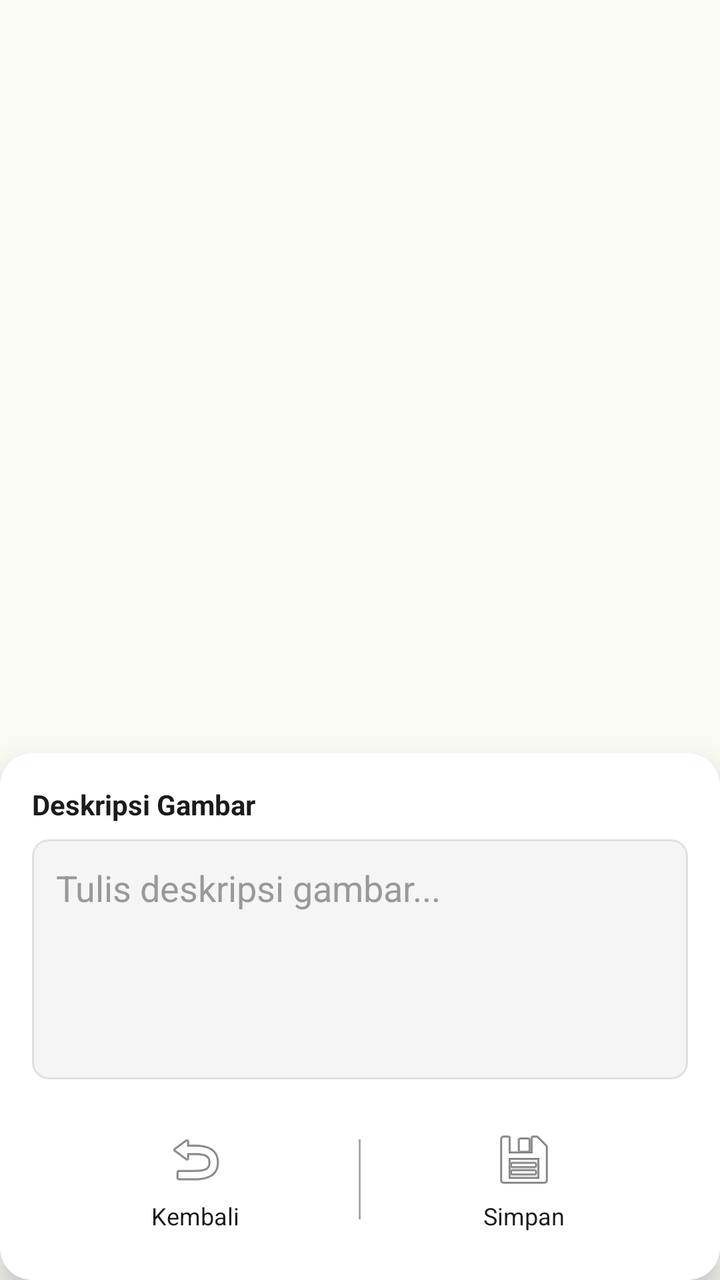
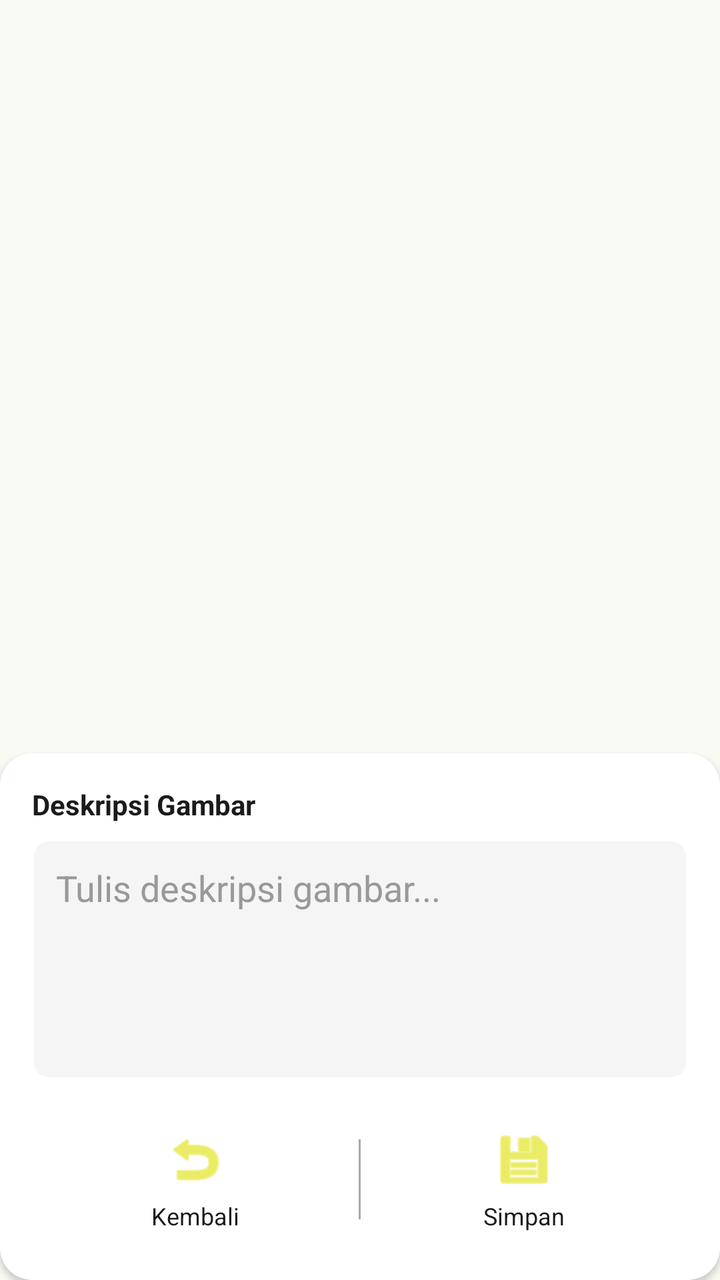

Two renders of the same Android screen: before a commit and after it. Below are the layout's source before the change and the commit's diff.
<!-- AndroidManifest.xml: application theme Theme.MaizeLeaf -->
<!-- res/layout/activity_preview_posting.xml -->
<?xml version="1.0" encoding="utf-8"?>
<androidx.constraintlayout.widget.ConstraintLayout xmlns:android="http://schemas.android.com/apk/res/android"
    xmlns:app="http://schemas.android.com/apk/res-auto"
    xmlns:tools="http://schemas.android.com/tools"
    android:id="@+id/main"
    android:layout_width="match_parent"
    android:layout_height="match_parent"
    tools:context=".ui.addPosting.PreviewPostingActivity">

    <ImageView
        android:id="@+id/preview_image_view"
        android:layout_width="match_parent"
        android:layout_height="0dp"
        android:contentDescription="image_preview"
        android:scaleType="centerCrop"
        app:layout_constraintBottom_toTopOf="@id/bottom_background"
        app:layout_constraintTop_toTopOf="parent" />

    <androidx.cardview.widget.CardView
        android:id="@+id/bottom_background"
        android:layout_width="match_parent"
        android:layout_height="wrap_content"
        app:cardCornerRadius="16dp"
        app:cardElevation="8dp"
        app:cardBackgroundColor="#FFFFFF"
        app:layout_constraintBottom_toBottomOf="parent"
        app:layout_constraintEnd_toEndOf="parent"
        app:layout_constraintStart_toStartOf="parent">

        <LinearLayout
            android:layout_width="match_parent"
            android:layout_height="wrap_content"
            android:orientation="vertical"
            android:padding="16dp">

            <TextView
                android:layout_width="wrap_content"
                android:layout_height="wrap_content"
                android:layout_marginBottom="8dp"
                android:textColor="#1B1B1B"
                android:text="@string/deskripsi_gambar"
                android:textSize="14sp"
                android:textStyle="bold" />

            <EditText
                android:id="@+id/et_description"
                android:layout_width="match_parent"
                android:layout_height="120dp"
                android:background="@drawable/bg_edittext"
                android:gravity="top|start"
                android:hint="@string/tulis_deskripsi_gambar"
                android:textColorHint="#999999"
                android:textColor="#1B1B1B"
                android:inputType="textMultiLine"
                android:padding="12dp"
                android:scrollbars="vertical"
                android:overScrollMode="always" />

            <LinearLayout
                android:layout_width="match_parent"
                android:layout_height="wrap_content"
                android:layout_marginTop="16dp"
                android:gravity="center"
                android:orientation="horizontal">

                <LinearLayout
                    android:id="@+id/btn_back"
                    android:layout_width="0dp"
                    android:layout_height="wrap_content"
                    android:layout_weight="1"
                    android:gravity="center"
                    android:orientation="vertical"
                    android:padding="8dp">

                    <ImageView
                        android:layout_width="32dp"
                        android:layout_height="32dp"
                        android:contentDescription="@string/back"
                        android:src="@android:drawable/ic_menu_revert" />

                    <TextView
                        android:layout_width="wrap_content"
                        android:layout_height="wrap_content"
                        android:layout_marginTop="4dp"
                        android:textColor="#1B1B1B"
                        android:text="@string/kembali"
                        android:textSize="12sp" />

                </LinearLayout>

                <View
                    android:layout_width="1dp"
                    android:layout_height="40dp"
                    android:background="@android:color/darker_gray" />

                <LinearLayout
                    android:id="@+id/btn_save"
                    android:layout_width="0dp"
                    android:layout_height="wrap_content"
                    android:layout_weight="1"
                    android:gravity="center"
                    android:orientation="vertical"
                    android:padding="8dp">

                    <ImageView
                        android:layout_width="32dp"
                        android:layout_height="32dp"
                        android:contentDescription="save"
                        android:src="@android:drawable/ic_menu_save" />

                    <TextView
                        android:layout_width="wrap_content"
                        android:layout_height="wrap_content"
                        android:layout_marginTop="4dp"
                        android:textColor="#1B1B1B"
                        android:text="@string/simpan"
                        android:textSize="12sp" />

                </LinearLayout>

            </LinearLayout>

        </LinearLayout>

    </androidx.cardview.widget.CardView>

</androidx.constraintlayout.widget.ConstraintLayout>
<!-- resources referenced by this layout -->
<resources>
  <!-- drawable bg_edittext (drawable) -->
  <?xml version="1.0" encoding="utf-8"?>
  <shape xmlns:android="http://schemas.android.com/apk/res/android">
      <solid android:color="#F5F5F5" />
      <corners android:radius="8dp" />
      <stroke
          android:width="1dp"
          android:color="#E0E0E0" />
  </shape>
  <string name="back">back</string>
  <string name="deskripsi_gambar">Deskripsi Gambar</string>
  <string name="kembali">Kembali</string>
  <string name="simpan">Simpan</string>
  <string name="tulis_deskripsi_gambar">Tulis deskripsi gambar...</string>
  <style name="Theme.MaizeLeaf" parent="Theme.MaterialComponents.DayNight">
          
          <item name="colorPrimary">@color/yellow</item>
          <item name="colorPrimaryVariant">#D6C761</item>
          <item name="colorOnPrimary">@color/white</item>
          
          <item name="android:statusBarColor">?attr/colorPrimaryVariant</item>
          
          
          <item name="colorSecondary">#4CAF50</item>
          <item name="colorSecondaryVariant">#388E3C</item>
          <item name="colorOnSecondary">@color/white</item>
  
          
          <item name="android:colorBackground">#FAFAF5</item>
          <item name="colorSurface">#FFFFFF</item>
          <item name="colorOnBackground">#1F1F1F</item>
          <item name="colorOnSurface">#1B1B1B</item>
  
          
          <item name="colorError">#B00020</item>
          <item name="colorOnError">@color/white</item>
  
          
          <item name="android:textColorPrimary">#1B1B1B</item>
          <item name="android:textColorSecondary">#5C5C5C</item>
  
      </style>
  <color name="yellow">#F1DB48</color>
  <color name="white">#FFFFFFFF</color>
</resources>

<!-- the commit's change to res/layout/activity_preview_posting.xml (unified diff, before → after) -->
@@ -21,8 +21,7 @@
         android:layout_width="match_parent"
         android:layout_height="wrap_content"
         app:cardCornerRadius="16dp"
-        app:cardElevation="8dp"
-        app:cardBackgroundColor="#FFFFFF"
+
         app:layout_constraintBottom_toBottomOf="parent"
         app:layout_constraintEnd_toEndOf="parent"
         app:layout_constraintStart_toStartOf="parent">
@@ -37,7 +36,7 @@
                 android:layout_width="wrap_content"
                 android:layout_height="wrap_content"
                 android:layout_marginBottom="8dp"
-                android:textColor="#1B1B1B"
+                android:textColor="?attr/colorOnSurface"
                 android:text="@string/deskripsi_gambar"
                 android:textSize="14sp"
                 android:textStyle="bold" />
@@ -75,6 +74,7 @@
                     <ImageView
                         android:layout_width="32dp"
                         android:layout_height="32dp"
+                        app:tint="?attr/colorPrimary"
                         android:contentDescription="@string/back"
                         android:src="@android:drawable/ic_menu_revert" />
 
@@ -82,7 +82,7 @@
                         android:layout_width="wrap_content"
                         android:layout_height="wrap_content"
                         android:layout_marginTop="4dp"
-                        android:textColor="#1B1B1B"
+                        android:textColor="?attr/colorOnSurface"
                         android:text="@string/kembali"
                         android:textSize="12sp" />
 
@@ -106,13 +106,14 @@
                         android:layout_width="32dp"
                         android:layout_height="32dp"
                         android:contentDescription="save"
+                        app:tint="?attr/colorPrimary"
                         android:src="@android:drawable/ic_menu_save" />
 
                     <TextView
                         android:layout_width="wrap_content"
                         android:layout_height="wrap_content"
                         android:layout_marginTop="4dp"
-                        android:textColor="#1B1B1B"
+                        android:textColor="?attr/colorOnSurface"
                         android:text="@string/simpan"
                         android:textSize="12sp" />
 
@@ -124,4 +125,26 @@
 
     </androidx.cardview.widget.CardView>
 
+    <FrameLayout
+        android:id="@+id/loadingOverlay"
+        android:layout_width="0dp"
+        android:layout_height="0dp"
+        android:background="#80000000"
+        android:clickable="true"
+        android:focusable="true"
+        android:visibility="gone"
+        app:layout_constraintBottom_toBottomOf="parent"
+        app:layout_constraintEnd_toEndOf="parent"
+        app:layout_constraintStart_toStartOf="parent"
+        app:layout_constraintTop_toTopOf="parent">
+
+        <ProgressBar
+            android:id="@+id/progressBar"
+            android:layout_width="wrap_content"
+            android:layout_height="wrap_content"
+            android:layout_gravity="center"
+            android:indeterminateTint="@android:color/white" />
+
+    </FrameLayout>
+
 </androidx.constraintlayout.widget.ConstraintLayout>
<!-- resource entries referenced after the edit -->
@@ -7,42 +7,22 @@
       <corners android:radius="8dp" />
       <stroke
           android:width="1dp"
-          android:color="#E0E0E0" />
+          android:color="?attr/colorSurface" />
   </shape>
   <string name="back">back</string>
   <string name="deskripsi_gambar">Deskripsi Gambar</string>
   <string name="kembali">Kembali</string>
   <string name="simpan">Simpan</string>
   <string name="tulis_deskripsi_gambar">Tulis deskripsi gambar...</string>
-  <style name="Theme.MaizeLeaf" parent="Theme.MaterialComponents.DayNight">
+  <style name="Theme.MaizeLeaf" parent="Theme.MaterialComponents.DayNight.NoActionBar">
           
-          <item name="colorPrimary">@color/yellow</item>
+          <item name="colorPrimary">#dddf00</item>
           <item name="colorPrimaryVariant">#D6C761</item>
           <item name="colorOnPrimary">@color/white</item>
-          
-          <item name="android:statusBarColor">?attr/colorPrimaryVariant</item>
-          
-          
-          <item name="colorSecondary">#4CAF50</item>
-          <item name="colorSecondaryVariant">#388E3C</item>
-          <item name="colorOnSecondary">@color/white</item>
   
-          
-          <item name="android:colorBackground">#FAFAF5</item>
-          <item name="colorSurface">#FFFFFF</item>
-          <item name="colorOnBackground">#1F1F1F</item>
-          <item name="colorOnSurface">#1B1B1B</item>
   
-          
-          <item name="colorError">#B00020</item>
-          <item name="colorOnError">@color/white</item>
-  
-          
-          <item name="android:textColorPrimary">#1B1B1B</item>
-          <item name="android:textColorSecondary">#5C5C5C</item>
   
       </style>
-  <color name="yellow">#F1DB48</color>
   <color name="white">#FFFFFFFF</color>
 </resources>
 
